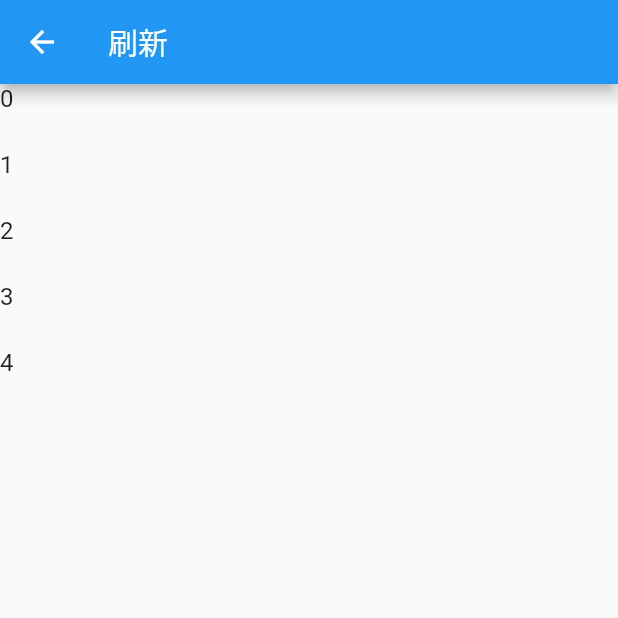
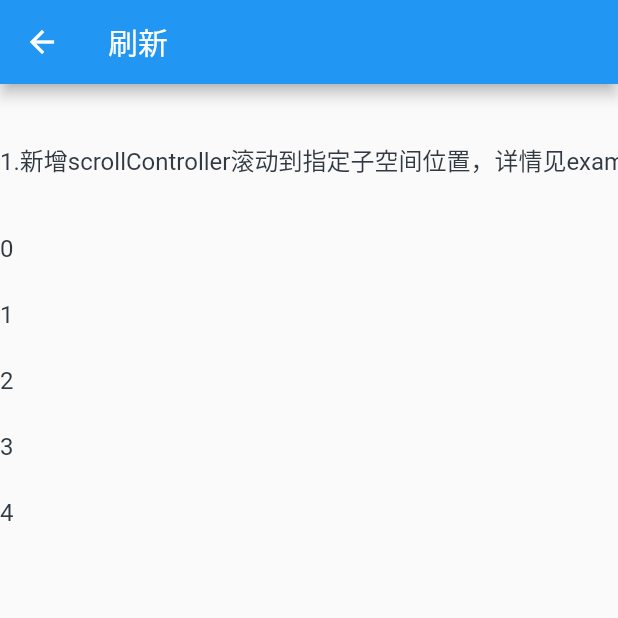
Before and after one commit to zzz1029335886/jui, a Flutter app: the RefreshPage screen opened directly, on a phone screen of 412 x 824 dp, the top half of it. Run offline on Flutter 3.47's test engine with Material 2 defaults, Android fonts, the phone set to English and light mode, and no system bars; our stand-ins replace easy_refresh; missing offline and left inert: flutter_picker, jieluoxuan_bundle_base; statements that could not run were skipped.

Commit message:
解决部分问题

```diff
--- a/example/lib/common/jui_common_page.dart
+++ b/example/lib/common/jui_common_page.dart
@@ -144,7 +144,7 @@ class _JUICommonPageState extends State<JUICommonPage> {
             ListButton(
                 title: 'Share',
                 onPressed: () {
-                  JUIShare.sheetShow(context);
+                  JUIShare.sheetShow(context: context);
                 }),
 
             ListButton(
--- a/example/lib/common/refresh_view_page.dart
+++ b/example/lib/common/refresh_view_page.dart
@@ -1,5 +1,4 @@
 import 'package:flutter/material.dart';
-import 'package:jieluoxuan_bundle_base/jieluoxuan_bundle_base.dart';
 import 'package:jui/jui.dart';
 
 class RefreshPage extends StatefulWidget {
@@ -10,6 +9,7 @@ class RefreshPage extends StatefulWidget {
 }
 
 class _RefreshPageState extends State<RefreshPage> {
+  ScrollController scrollController = ScrollController();
   List<int> list = [1, 2, 3, 4, 5];
   @override
   Widget build(BuildContext context) {
@@ -18,8 +18,8 @@ class _RefreshPageState extends State<RefreshPage> {
         title: Text('刷新'),
       ),
       body: PagingListWidget(
+        controller: scrollController,
         dataList: list,
-        // action: RequestAction<int>('123'),
         onLoad: (int pageIndex, int pageSize) async {
           List<int> res = [1, 2, 3, 4, 5, 6, 7, 8, 9, 10];
           await Future.delayed(Duration(seconds: 1));
@@ -34,7 +34,25 @@ class _RefreshPageState extends State<RefreshPage> {
             return res;
           });
         },
+        child: Column(
+          children: [
+            Container(
+              height: 100,
+              child: SingleChildScrollView(
+                  scrollDirection: Axis.horizontal,
+                  physics: const BouncingScrollPhysics(
+                      parent: AlwaysScrollableScrollPhysics()),
+                  child: Row(
+                    children: List.generate(
+                      10,
+                      (index) => JUIText(
+                          '1.新增scrollController滚动到指定子空间位置，详情见example Common下scrollView Extension. 2.tabbarScrollView 新增slivers 并且可以保持状态.1.新增scrollController滚动到指定子空间位置，详情见example Common下scrollView Extension. 2.tabbarScrollView 新增slivers 并且可以保持状态.1.新增scrollController滚动到指定子空间位置，详情见example Common下scrollView Extension. 2.tabbarScrollView 新增slivers 并且可以保持状态.'),
+                    ),
+                  )),
+            ),
+            Expanded(
               child: ListView.builder(
+                controller: scrollController,
                 itemCount: list.length,
                 itemBuilder: (context, index) {
                   return Container(
@@ -43,6 +61,9 @@ class _RefreshPageState extends State<RefreshPage> {
                   );
                 },
               ),
+            )
+          ],
+        ),
       ),
     );
   }
--- a/lib/jui.dart
+++ b/lib/jui.dart
@@ -4,3 +4,4 @@ export 'src/school/jui_school.dart';
 export 'src/extension/jui_extension.dart';
 export 'src/other/cf_text_field.dart';
 export 'package:jieluoxuan_bundle_base/jieluoxuan_bundle_base.dart';
+export 'bundle_jui_component.dart';
--- a/lib/src/base/jui_tab_bar.dart
+++ b/lib/src/base/jui_tab_bar.dart
@@ -43,7 +43,7 @@ class JUITabBar extends StatelessWidget implements PreferredSizeWidget {
     this.underLineBorderSide =
         const BorderSide(width: 3, color: Color.fromRGBO(129, 216, 208, 1)),
     this.unselectedTitleLabelStyle,
-    this.underLineInsets = EdgeInsets.zero,
+    this.underLineInsets = const EdgeInsets.only(bottom: 5),
     this.unselectedLabelColor,
   });
 
--- a/lib/src/base/jui_text.dart
+++ b/lib/src/base/jui_text.dart
@@ -9,7 +9,7 @@ class JUIText extends StatelessWidget {
   final TextAlign? textAlign;
 
   const JUIText(this.title,
-      {this.color,
+      {this.color = const Color.fromRGBO(49, 58, 67, 1),
       this.textAlign,
       this.maxLines,
       this.fontSize = 16,
--- a/lib/src/common/jui_auto_warp_input.dart
+++ b/lib/src/common/jui_auto_warp_input.dart
@@ -38,8 +38,8 @@ class JUIAutoWarpInput extends StatelessWidget {
   @override
   Widget build(BuildContext context) {
     double buttonWidth = this.buttonWidth ?? 56;
-    double inputWidth =
-        this.inputWidth ?? MediaQuery.of(context).size.width - 16 - buttonWidth;
+    double inputWidth = this.inputWidth ??
+        MediaQuery.of(context).size.width - 16 - 16 - buttonWidth;
 
     return Container(
         padding: const EdgeInsets.only(left: 16, top: 8, bottom: 8, right: 0),
--- a/lib/src/common/jui_bottom_input.dart
+++ b/lib/src/common/jui_bottom_input.dart
@@ -20,7 +20,8 @@ class JUIBottomInput extends StatelessWidget {
   @override
   Widget build(BuildContext context) {
     double buttonWidth = 56;
-    double inputWidth = MediaQuery.of(context).size.width - 16 - buttonWidth;
+    double inputWidth =
+        MediaQuery.of(context).size.width - 16 - 16 - buttonWidth;
     return Scaffold(
       backgroundColor: Colors.transparent,
       body: Column(
--- a/lib/src/common/jui_bottom_sheet.dart
+++ b/lib/src/common/jui_bottom_sheet.dart
@@ -131,7 +131,7 @@ class JUIBottomSheet {
         contentBuilder: contentBuilder,
         isCupertino: isCupertino,
         expand: expand,
-        barrierColor: barrierColor ?? Colors.black.withOpacity(0.2),
+        barrierColor: barrierColor ?? Colors.black.withOpacity(0.6),
         enableDrag: enableDrag,
         trailingWidget: trailingWidget,
         leadingWidget: leadingWidget,
```
Also changed, not shown: lib/src/common/jui_refresh.dart (+4 -4 lines), lib/src/common/jui_share.dart (+12 -2 lines), lib/src/common/jui_tabbar_scroll_view.dart (+37 -16 lines), lib/src/extension/scroll_controller_extension.dart (+12 -7 lines), 1 other file. Lines whose indentation alone changed are shown as unchanged.
